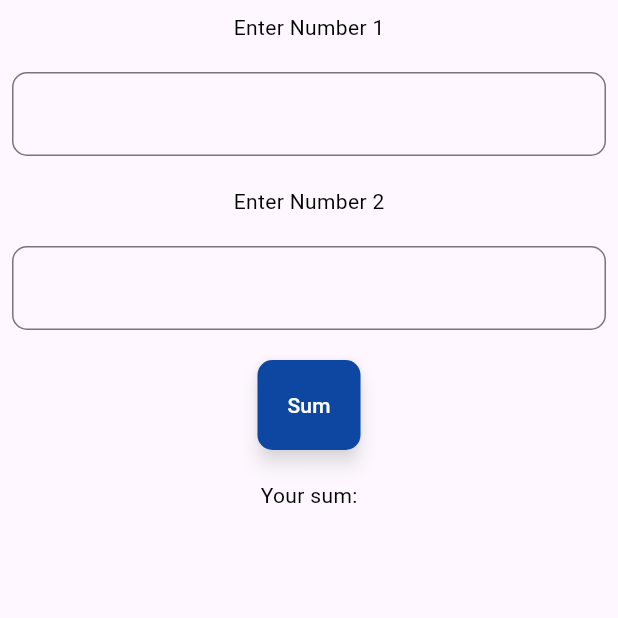
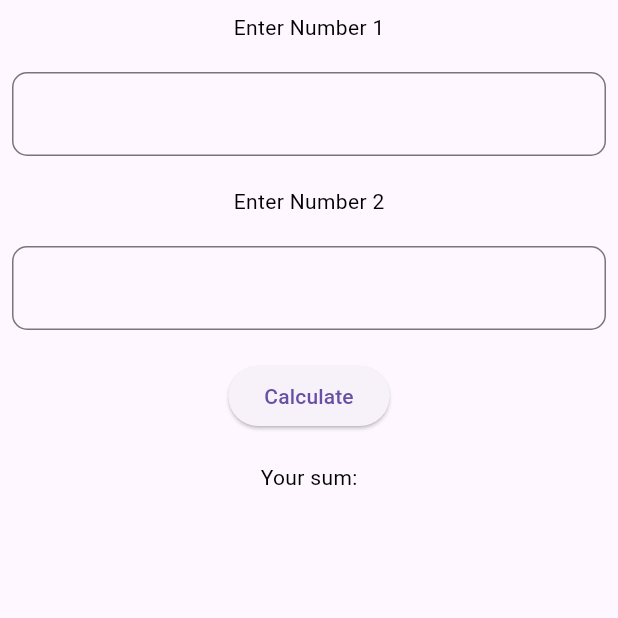
Before and after one commit to eiidoubleyuwes/nimeku-dart-a, a Flutter app: the screen it shows after launch, on a phone screen of 412 x 824 dp, the top half of it. Run offline on Flutter 3.47's test engine with Material 3 defaults, Android fonts, the phone set to English and light mode, and no system bars.

Commit message:
Feat:Added button functionality
But now it just prints to the console

```diff
--- a/myapp_flutter/lib/views/calculator.dart
+++ b/myapp_flutter/lib/views/calculator.dart
@@ -27,7 +27,10 @@ class _CalculatorState extends State<Calculator> {
         SizedBox(height: 20.0),
         CustomTextWidget("Number 2", label: 'Number 2' ,controller: num,),
         SizedBox(height: 20.0),
-        custombutton(label: "Sum", usernameController: num, ),
+        // custombutton(label: "Sum", usernameController: num, ),
+        ElevatedButton(onPressed: () {
+          print('Button clicked');
+        }, child: Text('Calculate')),
         SizedBox(height: 20.0),
 
         customText("sum", label: 'Your sum:')
```
